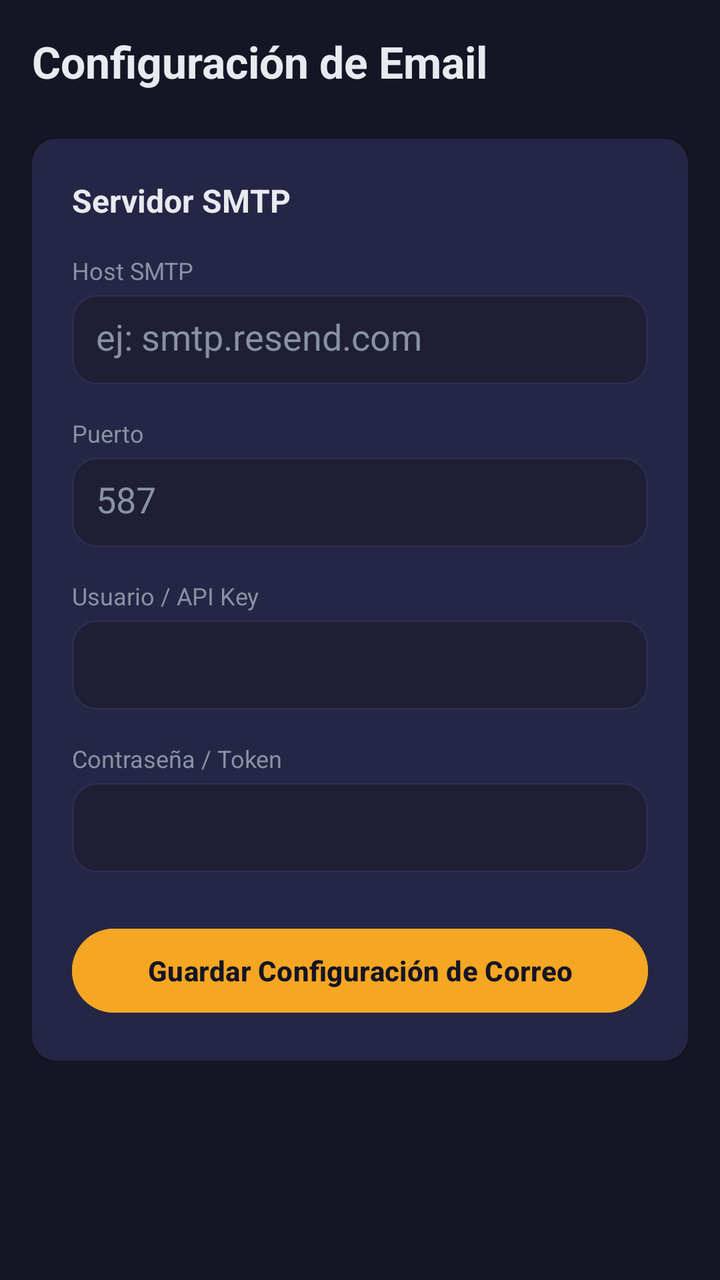
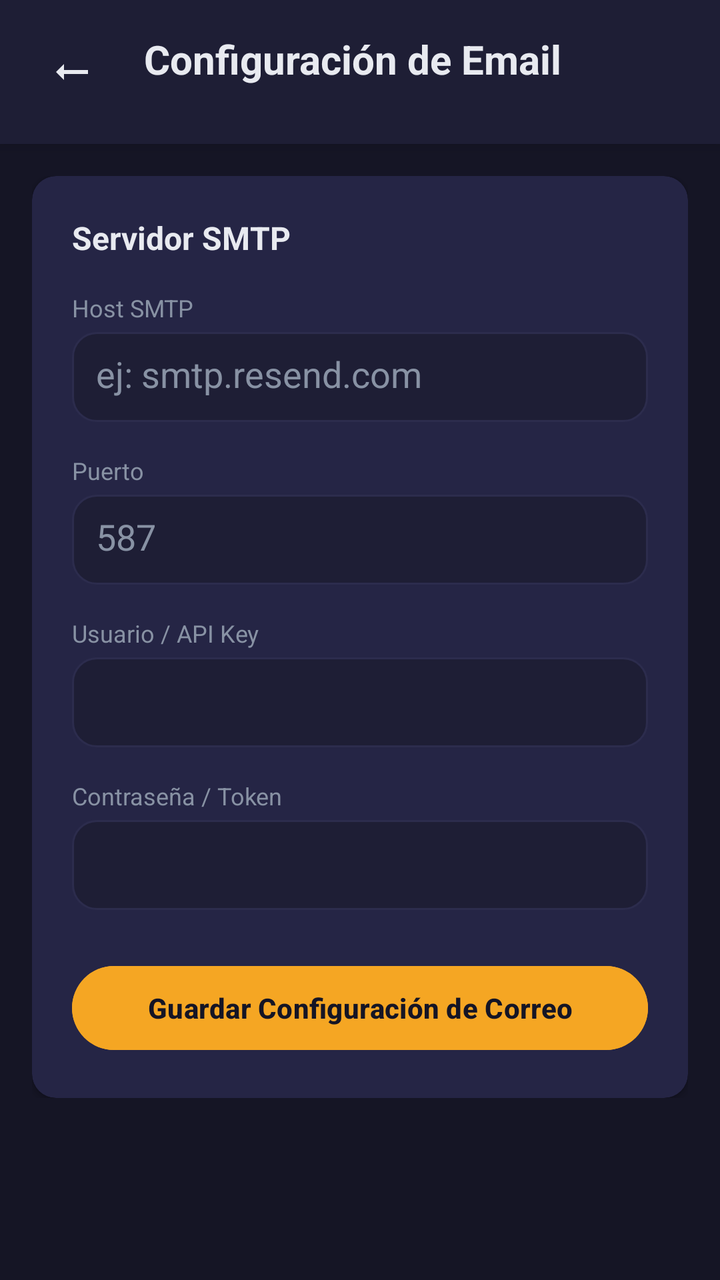

An Android layout rendered at two revisions. The XML below is the earlier revision; the diff shows what the commit changed to produce the second picture.
<!-- AndroidManifest.xml: application theme Theme.Electrobazar -->
<!-- res/layout/fragment_mail_settings_admin.xml -->
<?xml version="1.0" encoding="utf-8"?>
<androidx.core.widget.NestedScrollView xmlns:android="http://schemas.android.com/apk/res/android"
    xmlns:app="http://schemas.android.com/apk/res-auto"
    android:layout_width="match_parent"
    android:layout_height="match_parent"
    android:background="?attr/android:windowBackground">

    <LinearLayout
        android:layout_width="match_parent"
        android:layout_height="wrap_content"
        android:orientation="vertical"
        android:padding="16dp">

        <TextView
            android:layout_width="wrap_content"
            android:layout_height="wrap_content"
            android:text="Configuración de Email"
            android:textColor="?attr/android:textColorPrimary"
            android:textSize="22sp"
            android:textStyle="bold"
            android:layout_marginBottom="24dp" />

        <androidx.cardview.widget.CardView
            android:layout_width="match_parent"
            android:layout_height="wrap_content"
            app:cardBackgroundColor="?attr/colorSurface"
            app:cardCornerRadius="12dp">

            <LinearLayout
                android:layout_width="match_parent"
                android:layout_height="wrap_content"
                android:orientation="vertical"
                android:padding="20dp">

                <TextView
                    android:layout_width="wrap_content"
                    android:layout_height="wrap_content"
                    android:text="Servidor SMTP"
                    android:textColor="?attr/android:textColorPrimary"
                    android:textSize="16sp"
                    android:textStyle="bold"
                    android:layout_marginBottom="16dp"/>

                
                <TextView
                    android:layout_width="wrap_content"
                    android:layout_height="wrap_content"
                    android:text="Host SMTP"
                    android:textColor="?attr/android:textColorSecondary"
                    android:textSize="12sp"
                    android:layout_marginBottom="4dp"/>
                <EditText
                    android:id="@+id/etMailHost"
                    android:layout_width="match_parent"
                    android:layout_height="45dp"
                    android:background="@drawable/bg_edittext"
                    android:padding="12dp"
                    android:hint="ej: smtp.resend.com"
                    android:textColor="?attr/android:textColorPrimary"
                    android:layout_marginBottom="16dp"/>

                
                <TextView
                    android:layout_width="wrap_content"
                    android:layout_height="wrap_content"
                    android:text="Puerto"
                    android:textColor="?attr/android:textColorSecondary"
                    android:textSize="12sp"
                    android:layout_marginBottom="4dp"/>
                <EditText
                    android:id="@+id/etMailPort"
                    android:layout_width="match_parent"
                    android:layout_height="45dp"
                    android:background="@drawable/bg_edittext"
                    android:padding="12dp"
                    android:hint="587"
                    android:inputType="number"
                    android:textColor="?attr/android:textColorPrimary"
                    android:layout_marginBottom="16dp"/>

                
                <TextView
                    android:layout_width="wrap_content"
                    android:layout_height="wrap_content"
                    android:text="Usuario / API Key"
                    android:textColor="?attr/android:textColorSecondary"
                    android:textSize="12sp"
                    android:layout_marginBottom="4dp"/>
                <EditText
                    android:id="@+id/etMailUsername"
                    android:layout_width="match_parent"
                    android:layout_height="45dp"
                    android:background="@drawable/bg_edittext"
                    android:padding="12dp"
                    android:textColor="?attr/android:textColorPrimary"
                    android:layout_marginBottom="16dp"/>

                
                <TextView
                    android:layout_width="wrap_content"
                    android:layout_height="wrap_content"
                    android:text="Contraseña / Token"
                    android:textColor="?attr/android:textColorSecondary"
                    android:textSize="12sp"
                    android:layout_marginBottom="4dp"/>
                <EditText
                    android:id="@+id/etMailPassword"
                    android:layout_width="match_parent"
                    android:layout_height="45dp"
                    android:background="@drawable/bg_edittext"
                    android:padding="12dp"
                    android:inputType="textPassword"
                    android:textColor="?attr/android:textColorPrimary"
                    android:layout_marginBottom="24dp"/>

                <Button
                    android:id="@+id/btnSaveMailSettings"
                    android:layout_width="match_parent"
                    android:layout_height="50dp"
                    android:text="Guardar Configuración de Correo"
                    android:textAllCaps="false"
                    android:backgroundTint="?attr/colorPrimary"
                    android:textColor="?attr/android:windowBackground"
                    android:textStyle="bold" />

            </LinearLayout>
        </androidx.cardview.widget.CardView>

    </LinearLayout>
</androidx.core.widget.NestedScrollView>
<!-- resources referenced by this layout -->
<resources>
  <!-- drawable bg_edittext (drawable) -->
  <?xml version="1.0" encoding="utf-8"?>
  <shape xmlns:android="http://schemas.android.com/apk/res/android">
      <solid android:color="?attr/colorSurfaceVariant" />
      <corners android:radius="12dp" />
      <stroke android:width="1dp" android:color="?attr/colorOutline" />
  </shape>
  <style name="Theme.Electrobazar" parent="Base.Theme.Electrobazar" />
  <style name="Base.Theme.Electrobazar" parent="Theme.Material3.DayNight.NoActionBar">
          
          <item name="colorPrimary">@color/accent</item>
          <item name="colorOnPrimary">@color/primary</item>
          <item name="colorSecondary">@color/accent</item>
          <item name="colorOnSecondary">@color/primary</item>
          <item name="colorPrimaryContainer">@color/surface</item>
          <item name="colorOnPrimaryContainer">@color/text_main</item>
          <item name="android:colorPrimaryDark">#000000</item>
          
          <item name="colorSurface">@color/surface</item>
          <item name="colorOnSurface">@color/text_main</item>
          <item name="colorSurfaceVariant">@color/secondary</item>
          <item name="colorOnSurfaceVariant">@color/text_muted</item>
          <item name="colorOutline">@color/border</item>
          
          <item name="android:windowBackground">@color/primary</item>
          <item name="android:colorBackground">@color/primary</item>
          <item name="android:textColorPrimary">@color/text_main</item>
          <item name="android:textColorSecondary">@color/text_muted</item>
          <item name="android:textColorHint">@color/text_muted</item>
          <item name="android:navigationBarColor">@android:color/black</item>
          
          <item name="colorError">@color/danger</item>
  
          
          <item name="chipStyle">@style/CustomChipStyle</item>
      </style>
  <color name="accent">#f5a623</color>
  <color name="primary">#151525</color>
  <color name="surface">#252545</color>
  <color name="text_main">#e8eaf0</color>
  <color name="secondary">#1e1e35</color>
  <color name="text_muted">#8892a4</color>
  <color name="border">#2c2c4d</color>
  <color name="danger">#ef4444</color>
  <style name="CustomChipStyle" parent="Widget.Material3.Chip.Filter">
          <item name="android:colorPrimaryDark">#000000</item>
          <item name="chipBackgroundColor">@color/chip_bg_selector</item>
          <item name="android:textColor">@color/chip_text_selector</item>
          <item name="chipStrokeWidth">0dp</item>
          <item name="shapeAppearance">@style/ShapeAppearance.SmallComponent</item>
      </style>
  <style name="ShapeAppearance.SmallComponent" parent="ShapeAppearance.Material3.SmallComponent">
          <item name="cornerSize">20dp</item>
          <item name="android:colorPrimaryDark">#000000</item>
      </style>
</resources>

<!-- the commit's change to res/layout/fragment_mail_settings_admin.xml (unified diff, before → after) -->
@@ -8,17 +8,43 @@
     <LinearLayout
         android:layout_width="match_parent"
         android:layout_height="wrap_content"
-        android:orientation="vertical"
-        android:padding="16dp">
+        android:orientation="vertical">
 
-        <TextView
-            android:layout_width="wrap_content"
+        <LinearLayout
+            android:id="@+id/headerContainer"
+            android:layout_width="match_parent"
             android:layout_height="wrap_content"
-            android:text="Configuración de Email"
-            android:textColor="?attr/android:textColorPrimary"
-            android:textSize="22sp"
-            android:textStyle="bold"
-            android:layout_marginBottom="24dp" />
+            android:background="?attr/colorSurfaceVariant"
+            android:elevation="4dp"
+            android:fitsSystemWindows="true"
+            android:orientation="horizontal"
+            android:padding="16dp">
+
+            <ImageButton
+                android:id="@+id/btnBack"
+                android:layout_width="40dp"
+                android:layout_height="40dp"
+                android:background="?attr/selectableItemBackgroundBorderless"
+                android:src="@drawable/ic_arrow_right"
+                android:rotation="180"
+                app:tint="?attr/android:textColorPrimary" />
+
+            <TextView
+                android:layout_width="0dp"
+                android:layout_height="wrap_content"
+                android:layout_marginStart="16dp"
+                android:layout_weight="1"
+                android:text="Configuración de Email"
+                android:textColor="?attr/android:textColorPrimary"
+                android:textSize="20sp"
+                android:textStyle="bold" />
+        </LinearLayout>
+
+        <LinearLayout
+            android:layout_width="match_parent"
+            android:layout_height="wrap_content"
+            android:orientation="vertical"
+            android:padding="16dp">
 
         <androidx.cardview.widget.CardView
             android:layout_width="match_parent"
@@ -126,5 +152,6 @@
             </LinearLayout>
         </androidx.cardview.widget.CardView>
 
+        </LinearLayout>
     </LinearLayout>
 </androidx.core.widget.NestedScrollView>
<!-- resource entries referenced after the edit -->
@@ -7,6 +7,16 @@
       <corners android:radius="12dp" />
       <stroke android:width="1dp" android:color="?attr/colorOutline" />
   </shape>
+  <!-- drawable ic_arrow_right (drawable) -->
+  <vector xmlns:android="http://schemas.android.com/apk/res/android"
+      android:width="24dp"
+      android:height="24dp"
+      android:viewportWidth="24"
+      android:viewportHeight="24">
+      <path
+          android:fillColor="#000000"
+          android:pathData="M16.01,11H4v2h12.01v3L20,12l-3.99,-4z" />
+  </vector>
   <style name="Theme.Electrobazar" parent="Base.Theme.Electrobazar" />
   <style name="Base.Theme.Electrobazar" parent="Theme.Material3.DayNight.NoActionBar">
           
